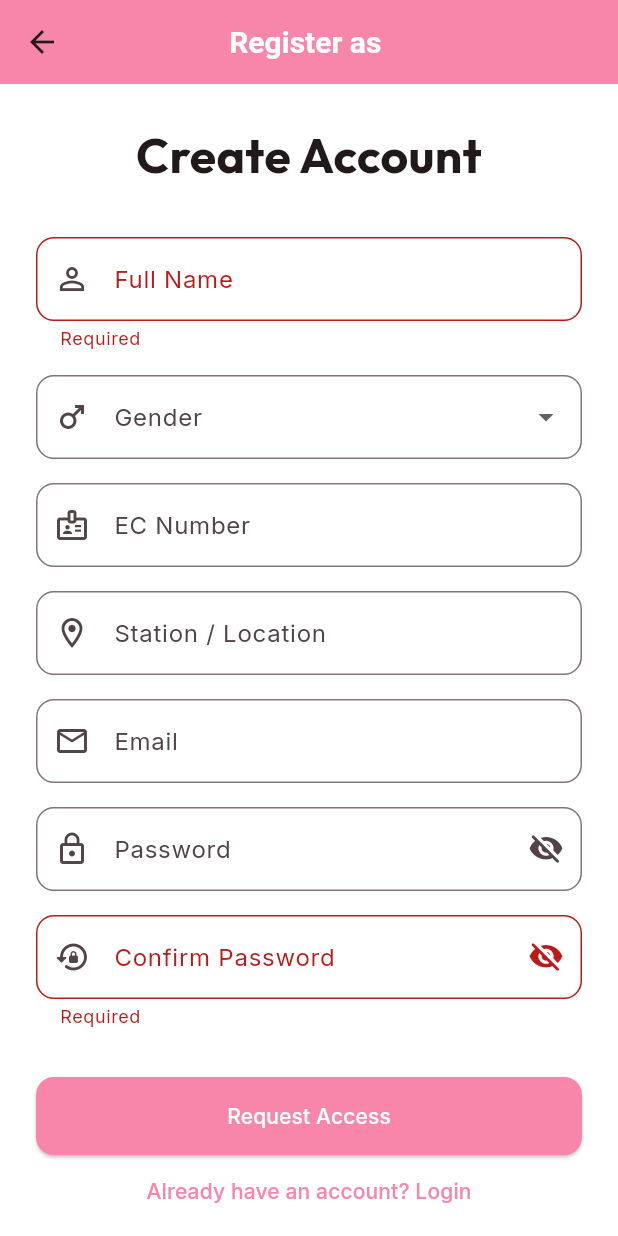
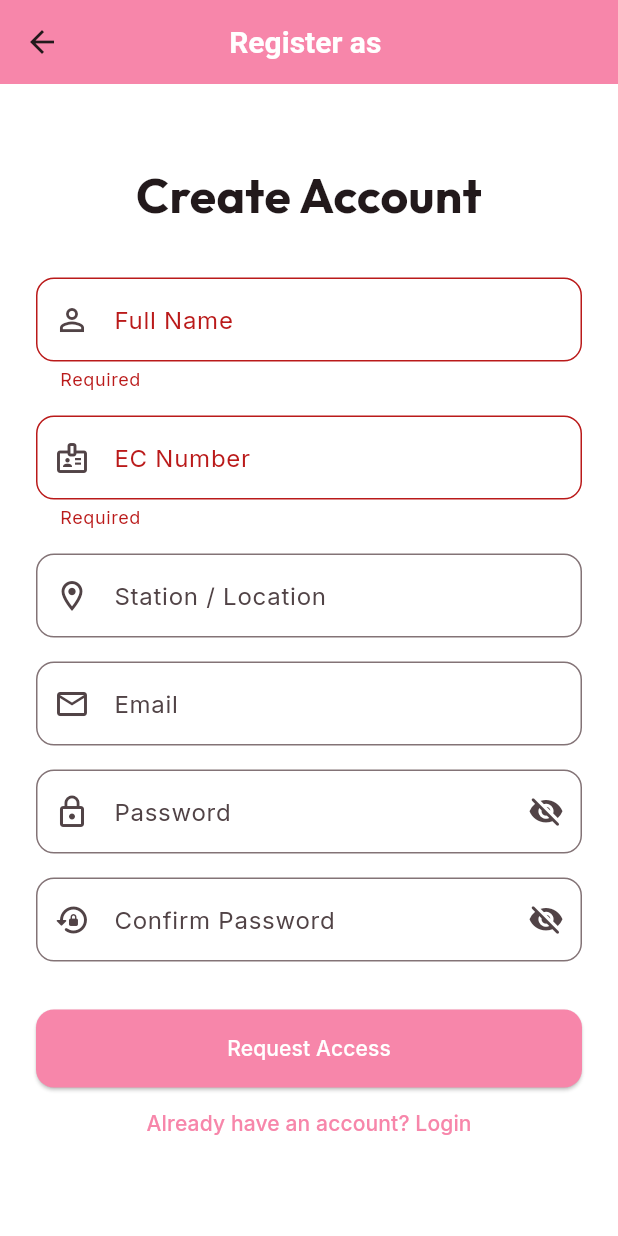
Before and after one commit to desmondnemaz/Driver-Licence-Verification-App, a Flutter app: the AuthScreen screen opened directly with empty values, after a tap on "Login", after a tap on "Need an account? Sign Up", on a phone screen of 412 x 824 dp. Run offline on Flutter 3.47's test engine with Material 3 defaults, Android fonts, the phone set to English and light mode, and no system bars; our stand-ins replace fl_chart, flutter_animate, google_fonts, image_picker, supabase_flutter, timeago; missing offline and left inert: mobile_scanner; accounts and stored records are empty.

Commit message:
Initial commit: removed gender logic from profiles .reverted signup/sign logic

```diff
--- a/lib/core/services/supabase_service.dart
+++ b/lib/core/services/supabase_service.dart
@@ -18,13 +18,12 @@
     }
   }
 
-  static Future<bool> signUp({
+  static Future<String?> signUp({
     required String email,
     required String password,
     required String fullName,
     required String ecNumber,
     required String role,
-    required String gender,
     String? station,
     String? phoneNumber,
   }) async {
@@ -35,14 +34,13 @@
       );
 
       final String? userId = res.user?.id;
-      if (userId == null) return false;
+      if (userId == null) return 'User identification failed';
 
       await client.from('profiles').insert({
         'id': userId,
         'ec_number': ecNumber,
         'full_name': fullName,
         'role': role,
-        'gender': gender,
         'email': email,
         'phone_number': phoneNumber,
         'station': station,
@@ -56,10 +54,13 @@
         details: {'full_name': fullName, 'role': role, 'ec_number': ecNumber},
       );
 
-      return true;
+      return null; // Success
+    } on AuthException catch (e) {
+      debugPrint('Sign Up Auth Error: ${e.message}');
+      return e.message;
     } catch (e) {
       debugPrint('Sign Up Error: $e');
-      return false;
+      return e.toString();
     }
   }
 
@@ -369,10 +370,10 @@
     required String issueDate,
     required String expiryDate,
     required List<String> codes,
-    required Gender gender,
     XFile? imageFile,
     String? currentImagePath,
     String? restrictions,
+    String? gender,
   }) async {
     try {
       String? imagePath = currentImagePath;
@@ -401,7 +402,7 @@
             'id_number': idNumber,
             'driver_image_path': imagePath,
             'restrictions': restrictions,
-            'gender': gender.toString().split('.').last,
+            'gender': gender,
           })
           .eq('id', driverId);
 
@@ -440,9 +441,9 @@
     required String issueDate,
     required String expiryDate,
     required List<String> codes,
-    required Gender gender,
     XFile? imageFile,
     String? restrictions,
+    String? gender,
   }) async {
     try {
       String? imagePath;
@@ -474,7 +475,7 @@
             'id_number': idNumber,
             'driver_image_path': imagePath,
             'restrictions': restrictions,
-            'gender': gender.toString().split('.').last,
+            'gender': gender,
             'registered_by': client.auth.currentUser?.id,
           })
           .select()
--- a/lib/features/auth/presentation/screens/auth_screen.dart
+++ b/lib/features/auth/presentation/screens/auth_screen.dart
@@ -26,8 +26,7 @@
   final _ecNumberController = TextEditingController();
   final _stationController = TextEditingController();
 
-  String? _gender;
-  final List<String> _genderOptions = ['Male', 'Female'];
+
 
   Future<void> _handleSubmit() async {
     if (!_formKey.currentState!.validate()) return;
@@ -39,8 +38,8 @@
 
     if (_isLogin) {
       final error = await SupabaseService.signIn(
-        _emailController.text.trim(),
-        _passwordController.text.trim(),
+        _emailController.text.trim().toLowerCase(),
+        _passwordController.text,
       );
       if (error != null) {
         success = false;
@@ -49,20 +48,21 @@
         success = true;
       }
     } else {
-      success = await SupabaseService.signUp(
-        email: _emailController.text.trim(),
-        password: _passwordController.text.trim(),
+      final signUpError = await SupabaseService.signUp(
+        email: _emailController.text.trim().toLowerCase(),
+        password: _passwordController.text,
         fullName: _fullNameController.text.trim(),
         ecNumber: _ecNumberController.text.trim(),
         role: widget.role,
-        gender: _gender!,
         station: _stationController.text.trim(),
       );
-      if (success) {
+      if (signUpError == null) {
+        success = true;
         message = 'Registration successful! Wait for admin approval.';
         setState(() => _isLogin = true);
       } else {
-        message = 'Registration failed. Try again.';
+        success = false;
+        message = signUpError;
       }
     }
 
@@ -135,24 +135,7 @@
                       Icons.person_outline,
                     ),
                     const SizedBox(height: 16),
-                    DropdownButtonFormField<String>(
-                      value: _gender,
-                      items: _genderOptions
-                          .map(
-                            (g) => DropdownMenuItem(value: g, child: Text(g)),
-                          )
-                          .toList(),
-                      onChanged: (val) => setState(() => _gender = val),
-                      decoration: InputDecoration(
-                        labelText: 'Gender',
-                        prefixIcon: const Icon(Icons.male),
-                        border: OutlineInputBorder(
-                          borderRadius: BorderRadius.circular(12),
-                        ),
-                      ),
-                      validator: (val) => val == null ? 'Required' : null,
-                    ),
-                    const SizedBox(height: 16),
+
                     _buildField(
                       _ecNumberController,
                       'EC Number',
@@ -166,7 +149,12 @@
                     ),
                     const SizedBox(height: 16),
                   ],
-                  _buildField(_emailController, 'Email', Icons.email_outlined),
+                  _buildField(
+                    _emailController,
+                    'Email',
+                    Icons.email_outlined,
+                    keyboardType: TextInputType.emailAddress,
+                  ),
                   const SizedBox(height: 16),
                   _buildField(
                     _passwordController,
@@ -231,10 +219,14 @@
     bool isPassword = false,
     VoidCallback? onToggleObscure,
     String? Function(String?)? validator,
+    TextInputType? keyboardType,
   }) {
     return TextFormField(
       controller: controller,
       obscureText: obscure,
+      keyboardType: keyboardType,
+      autocorrect: false,
+      enableSuggestions: false,
       decoration: InputDecoration(
         labelText: label,
         prefixIcon: Icon(icon),
--- a/lib/features/driver_management/domain/models/driver_model.dart
+++ b/lib/features/driver_management/domain/models/driver_model.dart
@@ -1,4 +1,4 @@
-enum Gender { Male, Female }
+
 
 class Driver {
   final String id;
@@ -8,7 +8,7 @@
   final String idNumber;
   final String? driverImagePath;
   final String? restrictions;
-  final Gender? gender;
+  final String? gender;
   final List<DriverLicense> licenses;
   final List<DefensiveCertificate> certificates;
 
@@ -36,15 +36,6 @@
         .map((c) => DefensiveCertificate.fromJson(c as Map<String, dynamic>))
         .toList();
 
-    Gender? gender;
-    if (json['gender'] != null) {
-      try {
-        gender = Gender.values.firstWhere(
-          (e) => e.toString().split('.').last == json['gender'],
-        );
-      } catch (_) {}
-    }
-
     return Driver(
       id: json['id'] ?? '',
       surname: json['surname'] ?? '',
@@ -53,7 +44,7 @@
       idNumber: json['id_number'] ?? '',
       driverImagePath: json['driver_image_path'],
       restrictions: json['restrictions'],
-      gender: gender,
+      gender: json['gender'],
       licenses: licenseList,
       certificates: certList,
     );
@@ -67,7 +58,7 @@
       'id_number': idNumber,
       'driver_image_path': driverImagePath,
       'restrictions': restrictions,
-      'gender': gender?.toString().split('.').last,
+      'gender': gender,
     };
   }
 }
```
Also changed, not shown: lib/features/driver_management/presentation/screens/registration_screen.dart (+41 -50 lines).
